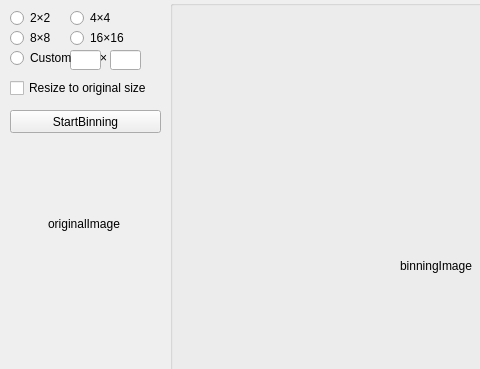
Above: ImagePseudoColor/imagesoftwarebinningclass.ui from caoxin918/ImagePseudoColor before the change; both pictures show x 0 to 480 and y 0 to 369 of the 706 by 533 pixel window. Below: the same form after it.
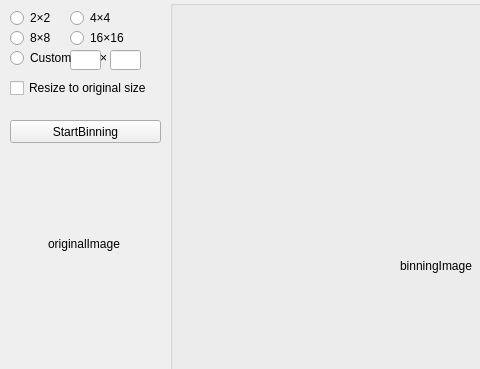
That is the form after the change. Icons and pictures are not drawn.

```diff
--- a/ImagePseudoColor/imagesoftwarebinningclass.ui
+++ b/ImagePseudoColor/imagesoftwarebinningclass.ui
@@ -98,7 +98,7 @@
    <property name="geometry">
     <rect>
      <x>20</x>
-     <y>160</y>
+     <y>180</y>
      <width>128</width>
      <height>128</height>
     </rect>
@@ -137,7 +137,7 @@
    <property name="geometry">
     <rect>
      <x>10</x>
-     <y>110</y>
+     <y>120</y>
      <width>151</width>
      <height>23</height>
     </rect>
```
